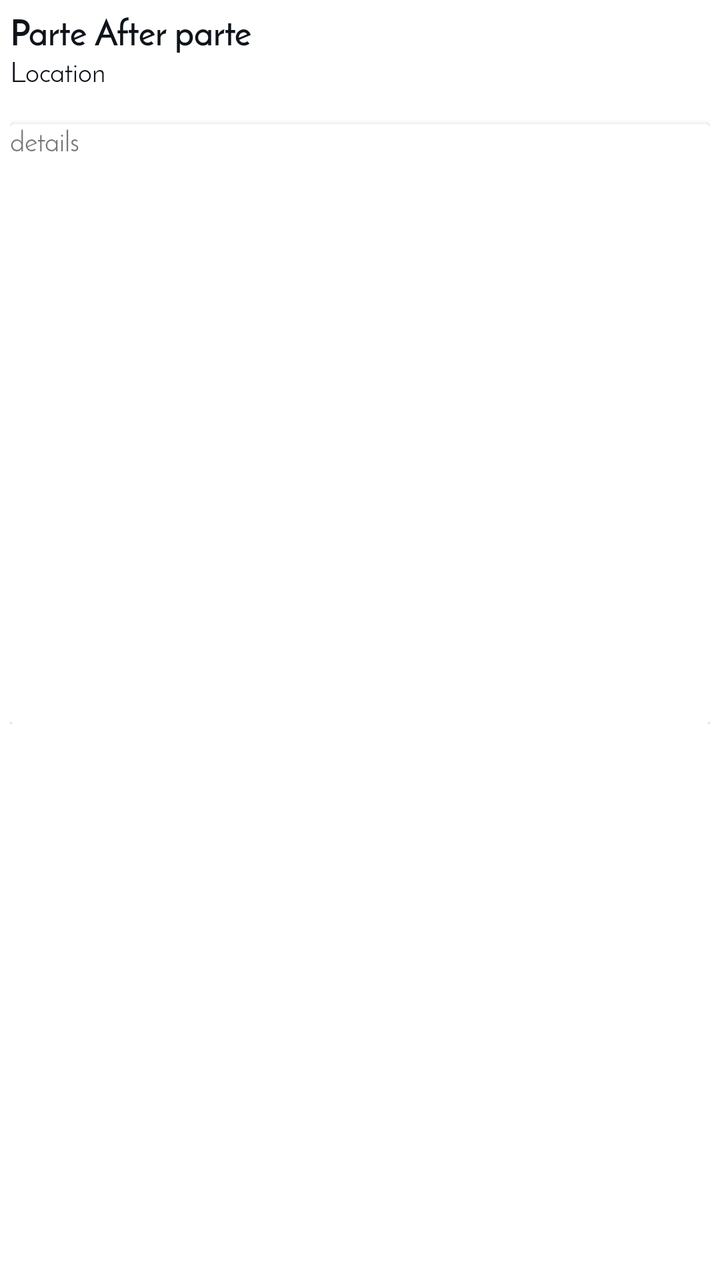
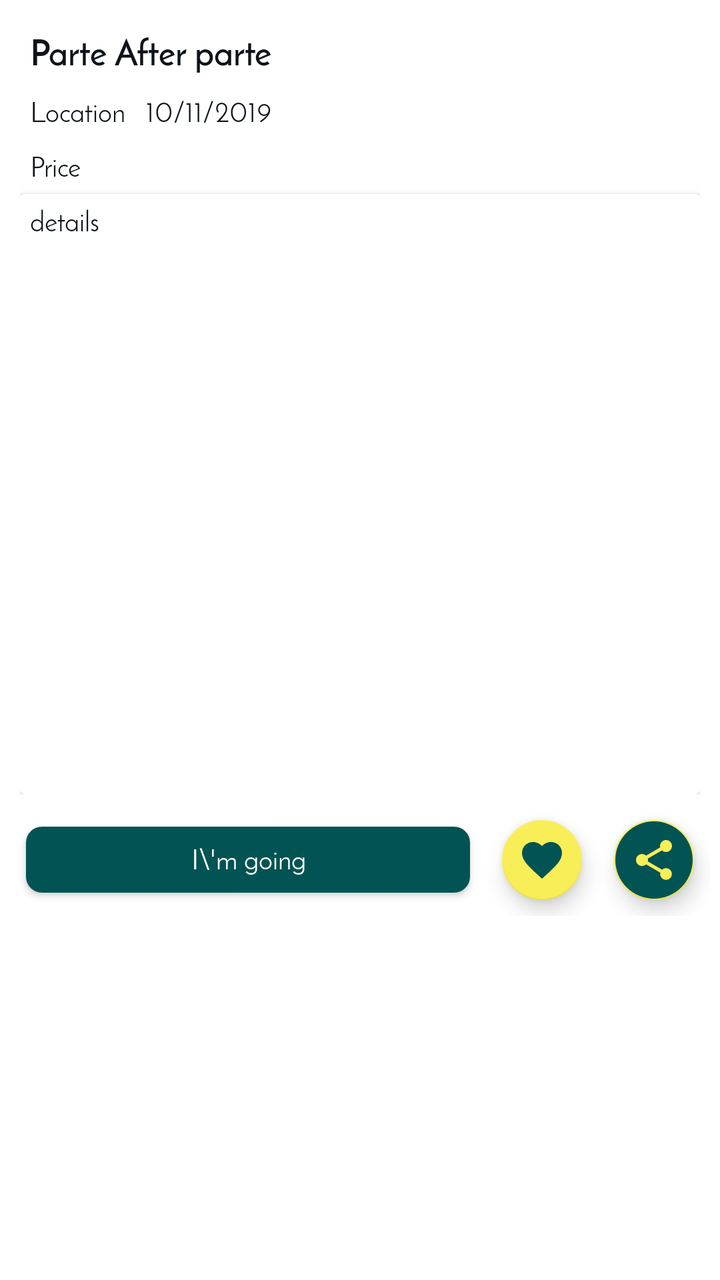

Compare the two renders of this Android layout. The source of the first and the diff that turns it into the second are given below.
<!-- AndroidManifest.xml: application theme AppTheme -->
<!-- res/layout/activity_eveent_view.xml -->
<?xml version="1.0" encoding="utf-8"?>
<androidx.constraintlayout.widget.ConstraintLayout xmlns:android="http://schemas.android.com/apk/res/android"
    xmlns:app="http://schemas.android.com/apk/res-auto"
    xmlns:tools="http://schemas.android.com/tools"
    android:layout_width="match_parent"
    android:layout_height="match_parent"
    tools:context=".activitys.EveentViewActivity">

    <RelativeLayout
        android:layout_width="match_parent"
        android:layout_height="match_parent"
        android:orientation="vertical">

        <ImageView
            android:id="@+id/event_image"
            android:layout_width="match_parent"
            android:layout_height="match_parent" />

        <LinearLayout
            android:layout_width="match_parent"
            android:layout_height="wrap_content"
            android:layout_margin="5dp"
            android:orientation="vertical">

            <TextView
                android:id="@+id/event_name"
                style="@style/big_text"
                android:layout_width="match_parent"
                android:layout_height="wrap_content"
                android:text="Parte After parte" />

            <TextView
                android:id="@+id/event_venue"
                style="@style/normal_text"
                android:layout_width="match_parent"
                android:layout_height="wrap_content"
                android:text="Location" />

            <TextView
                android:id="@+id/event_date"
                android:layout_width="0dp"
                android:layout_height="wrap_content" />

            <androidx.cardview.widget.CardView
                android:layout_width="match_parent"
                android:layout_height="300dp">

                <TextView
                    android:text="details"
                    android:id="@+id/event_details"
                    android:layout_width="match_parent"
                    android:layout_height="match_parent"/>
            </androidx.cardview.widget.CardView>
        </LinearLayout>
    </RelativeLayout>

</androidx.constraintlayout.widget.ConstraintLayout>
<!-- resources referenced by this layout -->
<resources>
  <style name="big_text" parent="TextAppearance.AppCompat">
          <item name="android:fontFamily">@font/josefin_sans_semibold</item>
          <item name="android:textSize">18sp</item>
          <item name="android:textColor">@color/colorPrimaryDark</item>
      </style>
  <style name="normal_text" parent="TextAppearance.AppCompat">
          <item name="android:fontFamily">@font/josefin_sans</item>
          <item name="android:textSize">14sp</item>
          <item name="android:textColor">@color/colorPrimaryDark</item>
      </style>
  <style name="AppTheme" parent="Theme.AppCompat.Light.DarkActionBar">
          
          <item name="android:fontFamily">@font/josefin_sans</item>
          <item name="colorPrimary">@color/colorPrimary</item>
          <item name="android:windowBackground">
              @drawable/bgsplash
          </item>
          <item name="colorPrimaryDark">@color/colorPrimaryDark</item>
          <item name="colorAccent">@color/colorAccent</item>
      </style>
  <color name="colorPrimaryDark">#0E141A</color>
  <color name="colorPrimary">#015453</color>
  <!-- drawable bgsplash (drawable) -->
  <?xml version="1.0" encoding="utf-8"?>
  <layer-list xmlns:android="http://schemas.android.com/apk/res/android">
      <item
          android:drawable="@android:color/white"/>
      <item>
          <bitmap android:src="@mipmap/ic_splash"
              android:gravity="center"/>
      </item>
  </layer-list>
  <color name="colorAccent">#F8EE57</color>
</resources>

<!-- the commit's change to res/layout/activity_eveent_view.xml (unified diff, before → after) -->
@@ -4,54 +4,145 @@
     xmlns:tools="http://schemas.android.com/tools"
     android:layout_width="match_parent"
     android:layout_height="match_parent"
+    android:background="@android:color/white"
     tools:context=".activitys.EveentViewActivity">
 
     <RelativeLayout
         android:layout_width="match_parent"
         android:layout_height="match_parent"
+        android:layout_margin="5dp"
         android:orientation="vertical">
 
-        <ImageView
-            android:id="@+id/event_image"
-            android:layout_width="match_parent"
-            android:layout_height="match_parent" />
-
         <LinearLayout
+            android:id="@+id/L3"
             android:layout_width="match_parent"
             android:layout_height="wrap_content"
             android:layout_margin="5dp"
             android:orientation="vertical">
 
-            <TextView
-                android:id="@+id/event_name"
-                style="@style/big_text"
+            <RelativeLayout
                 android:layout_width="match_parent"
-                android:layout_height="wrap_content"
-                android:text="Parte After parte" />
+                android:layout_height="match_parent">
 
-            <TextView
-                android:id="@+id/event_venue"
-                style="@style/normal_text"
-                android:layout_width="match_parent"
-                android:layout_height="wrap_content"
-                android:text="Location" />
+                <TextView
+                    android:id="@+id/event_name"
+                    style="@style/big_text"
+                    android:layout_width="match_parent"
+                    android:layout_height="wrap_content"
+                    android:layout_margin="5dp"
+                    android:text="Parte After parte" />
 
-            <TextView
-                android:id="@+id/event_date"
-                android:layout_width="0dp"
-                android:layout_height="wrap_content" />
+                <TextView
+                    android:id="@+id/event_venue"
+                    style="@style/normal_text"
+                    android:layout_width="wrap_content"
+                    android:layout_height="wrap_content"
+                    android:layout_below="@+id/event_name"
+                    android:layout_margin="5dp"
+                    android:text="Location" />
+
+                <TextView
+                    android:id="@+id/event_date"
+                    android:layout_width="wrap_content"
+                    style="@style/normal_text"
+                    android:layout_height="wrap_content"
+                    android:layout_below="@+id/event_name"
+                    android:layout_margin="5dp"
+                    android:layout_toRightOf="@+id/event_venue"
+                    android:text="10/11/2019" />
+
+                <TextView
+                    android:id="@+id/event_ticket"
+                    style="@style/normal_text"
+                    android:layout_width="match_parent"
+                    android:layout_height="wrap_content"
+                    android:layout_below="@id/event_venue"
+                    android:layout_margin="5dp"
+                    android:text="Price" />
+            </RelativeLayout>
 
             <androidx.cardview.widget.CardView
                 android:layout_width="match_parent"
                 android:layout_height="300dp">
 
-                <TextView
-                    android:text="details"
-                    android:id="@+id/event_details"
+                <RelativeLayout
                     android:layout_width="match_parent"
-                    android:layout_height="match_parent"/>
+                    android:layout_height="match_parent">
+
+
+                    <ImageView
+                        android:id="@+id/event_id"
+                        android:layout_width="match_parent"
+                        android:layout_height="match_parent"
+                        android:scaleType="fitXY" />
+
+
+                    <TextView
+                        android:id="@+id/event_details"
+                        style="@style/normal_text"
+                        android:layout_margin="5dp"
+                        android:layout_width="match_parent"
+                        android:layout_height="match_parent"
+                        android:text="details" />
+
+                </RelativeLayout>
             </androidx.cardview.widget.CardView>
         </LinearLayout>
+
+        <androidx.constraintlayout.widget.ConstraintLayout
+            android:id="@+id/C1"
+            android:layout_width="match_parent"
+            android:layout_height="wrap_content"
+            android:layout_below="@+id/L3">
+
+            <LinearLayout
+                android:id="@+id/L2"
+                android:layout_width="match_parent"
+                android:layout_height="wrap_content"
+                android:gravity="center"
+                app:layout_constraintBottom_toBottomOf="parent"
+                app:layout_constraintEnd_toEndOf="parent"
+                app:layout_constraintStart_toStartOf="parent"
+                app:layout_constraintTop_toTopOf="parent">
+
+                <Button
+                    style="@style/primary_btn"
+                    android:layout_width="0dp"
+                    android:layout_height="33dp"
+                    android:layout_margin="8dp"
+                    android:layout_weight="1"
+                    android:text="I\'m going" />
+
+                <com.google.android.material.floatingactionbutton.FloatingActionButton
+                    android:layout_width="wrap_content"
+                    android:layout_height="wrap_content"
+                    android:layout_margin="8dp"
+                    android:src="@drawable/ic_favorite"
+                    android:tint="@color/colorPrimary"
+                    app:fabSize="mini" />
+
+                <com.google.android.material.floatingactionbutton.FloatingActionButton
+                    android:layout_width="wrap_content"
+                    android:layout_height="wrap_content"
+                    android:layout_margin="8dp"
+                    android:backgroundTint="@color/colorPrimary"
+                    android:src="@drawable/ic_share"
+                    android:tint="@color/colorAccent"
+                    app:fabSize="mini" />
+            </LinearLayout>
+
+        </androidx.constraintlayout.widget.ConstraintLayout>
+
+        <RelativeLayout
+            android:layout_below="@+id/C1"
+            android:layout_width="match_parent"
+            android:layout_height="wrap_content">
+
+            <ListView
+                android:layout_width="match_parent"
+                android:id="@+id/event_sponser"
+                android:layout_height="match_parent"></ListView>
+        </RelativeLayout>
     </RelativeLayout>
 
 </androidx.constraintlayout.widget.ConstraintLayout>
<!-- resource entries referenced after the edit -->
@@ -1,5 +1,27 @@
 <!-- resources referenced by this layout -->
 <resources>
+  <color name="colorAccent">#F8EE57</color>
+  <color name="colorPrimary">#015453</color>
+  <!-- drawable ic_favorite (drawable) -->
+  <vector xmlns:android="http://schemas.android.com/apk/res/android"
+          android:width="24dp"
+          android:height="24dp"
+          android:viewportWidth="24.0"
+          android:viewportHeight="24.0">
+      <path
+          android:fillColor="@color/colorPrimaryDark"
+          android:pathData="M12,21.35l-1.45,-1.32C5.4,15.36 2,12.28 2,8.5 2,5.42 4.42,3 7.5,3c1.74,0 3.41,0.81 4.5,2.09C13.09,3.81 14.76,3 16.5,3 19.58,3 22,5.42 22,8.5c0,3.78 -3.4,6.86 -8.55,11.54L12,21.35z"/>
+  </vector>
+  <!-- drawable ic_share (drawable) -->
+  <vector xmlns:android="http://schemas.android.com/apk/res/android"
+          android:width="24dp"
+          android:height="24dp"
+          android:viewportWidth="24.0"
+          android:viewportHeight="24.0">
+      <path
+          android:fillColor="#FF000000"
+          android:pathData="M18,16.08c-0.76,0 -1.44,0.3 -1.96,0.77L8.91,12.7c0.05,-0.23 0.09,-0.46 0.09,-0.7s-0.04,-0.47 -0.09,-0.7l7.05,-4.11c0.54,0.5 1.25,0.81 2.04,0.81 1.66,0 3,-1.34 3,-3s-1.34,-3 -3,-3 -3,1.34 -3,3c0,0.24 0.04,0.47 0.09,0.7L8.04,9.81C7.5,9.31 6.79,9 6,9c-1.66,0 -3,1.34 -3,3s1.34,3 3,3c0.79,0 1.5,-0.31 2.04,-0.81l7.12,4.16c-0.05,0.21 -0.08,0.43 -0.08,0.65 0,1.61 1.31,2.92 2.92,2.92 1.61,0 2.92,-1.31 2.92,-2.92s-1.31,-2.92 -2.92,-2.92z"/>
+  </vector>
   <style name="big_text" parent="TextAppearance.AppCompat">
           <item name="android:fontFamily">@font/josefin_sans_semibold</item>
           <item name="android:textSize">18sp</item>
@@ -9,6 +31,13 @@
           <item name="android:fontFamily">@font/josefin_sans</item>
           <item name="android:textSize">14sp</item>
           <item name="android:textColor">@color/colorPrimaryDark</item>
+      </style>
+  <style name="primary_btn" parent="TextAppearance.AppCompat.Button">
+          <item name="android:background">@drawable/bg_button_primary</item>
+          <item name="android:textAppearance">@style/normal_text</item>
+          <item name="android:fontFamily">@font/josefin_sans</item>
+          <item name="android:textAllCaps">false</item>
+          <item name="android:textColor">@android:color/white</item>
       </style>
   <style name="AppTheme" parent="Theme.AppCompat.Light.DarkActionBar">
           
@@ -21,7 +50,17 @@
           <item name="colorAccent">@color/colorAccent</item>
       </style>
   <color name="colorPrimaryDark">#0E141A</color>
-  <color name="colorPrimary">#015453</color>
+  <!-- drawable bg_button_primary (drawable) -->
+  <?xml version="1.0" encoding="utf-8"?>
+  <shape android:shape="rectangle" xmlns:android="http://schemas.android.com/apk/res/android">
+  
+      <solid
+          android:color="@color/colorPrimary"/>
+  
+      <corners
+          android:radius="8dp"/>
+  
+  </shape>
   <!-- drawable bgsplash (drawable) -->
   <?xml version="1.0" encoding="utf-8"?>
   <layer-list xmlns:android="http://schemas.android.com/apk/res/android">
@@ -32,6 +71,5 @@
               android:gravity="center"/>
       </item>
   </layer-list>
-  <color name="colorAccent">#F8EE57</color>
 </resources>
 
